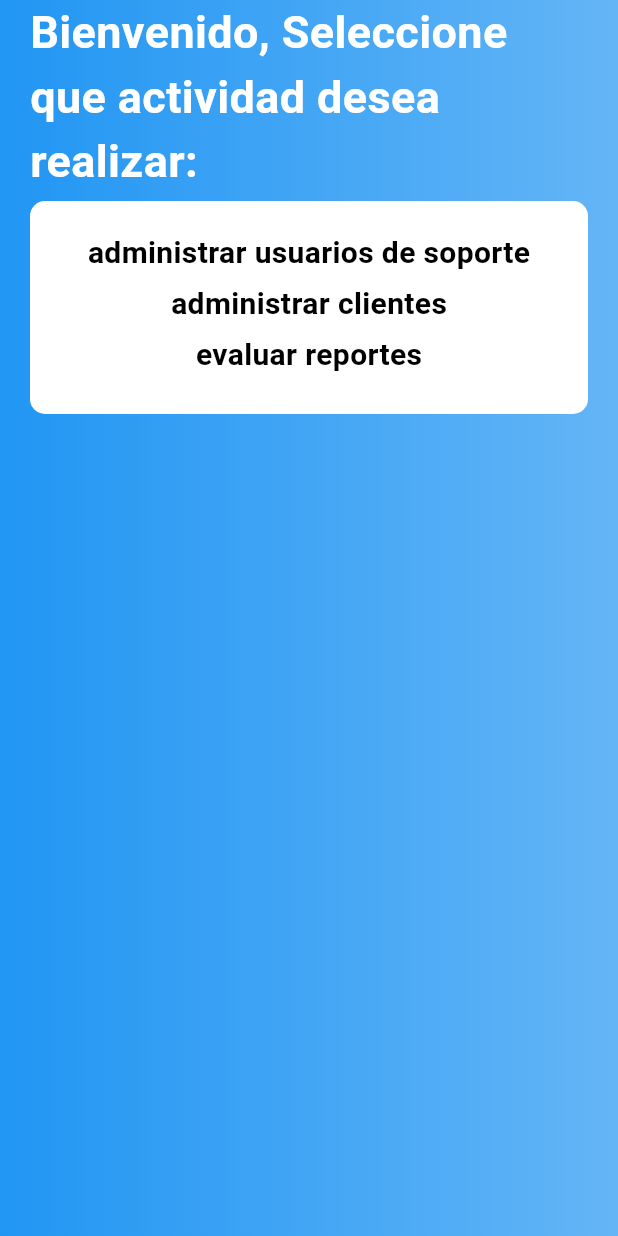
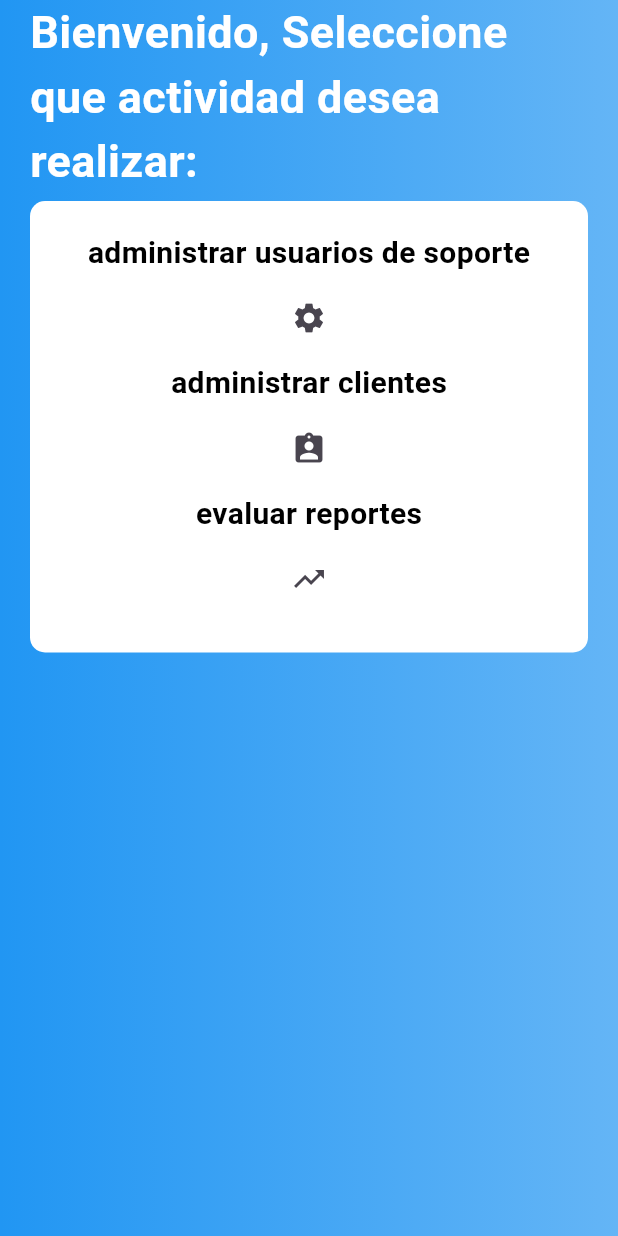
Before and after one commit to Vectorifico3/otroproyecto, a Flutter app: the screen it shows after launch, on a phone screen of 412 x 824 dp. Run offline on Flutter 3.47's test engine with Material 3 defaults, Android fonts, the phone set to English and light mode, and no system bars.

Commit message:
Update usuario_controlador.dart

```diff
--- a/lib/pages/usuario_controlador.dart
+++ b/lib/pages/usuario_controlador.dart
@@ -73,9 +73,17 @@ class _Opciones extends State<Opciones> {
           SizedBox(
             height: 5,
           ),
+          IconButton(onPressed: () {}, icon: Icon(Icons.settings)),
+          SizedBox(
+            height: 5,
+          ),
 
           Text('administrar clientes',
             style: TextStyle(color: Colors.black, fontWeight: FontWeight.bold, fontSize: 20),),
+          SizedBox(
+            height: 5,
+          ),
+          IconButton(onPressed: () {}, icon: Icon(Icons.assignment_ind)),
           SizedBox(
             height: 5,
           ),
@@ -86,6 +94,11 @@ class _Opciones extends State<Opciones> {
           SizedBox(
             height: 5,
           ),
+          IconButton(onPressed: () {}, icon: Icon(Icons.trending_up)),
+          SizedBox(
+            height: 5,
+          ),
+
         ],
       ),
       decoration: BoxDecoration(
```
